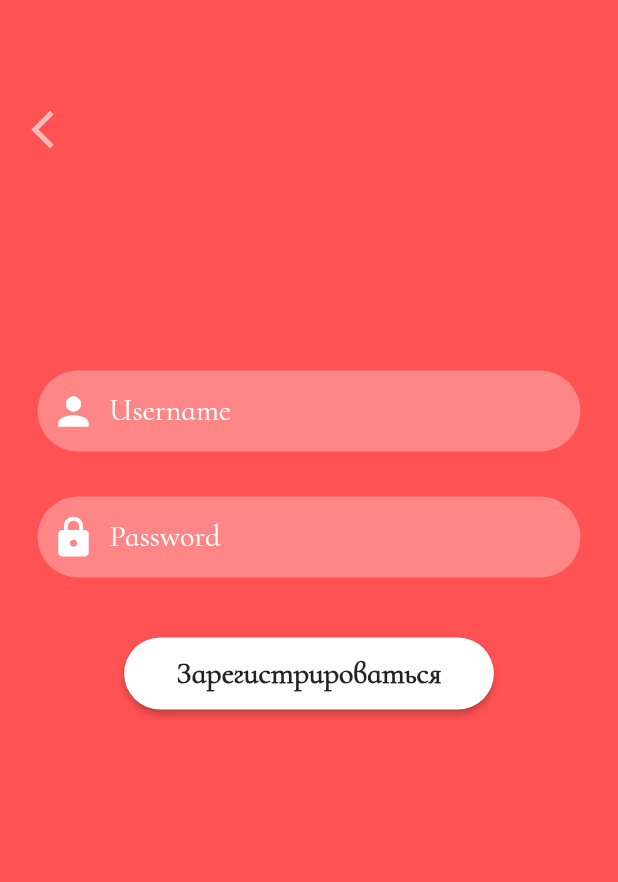
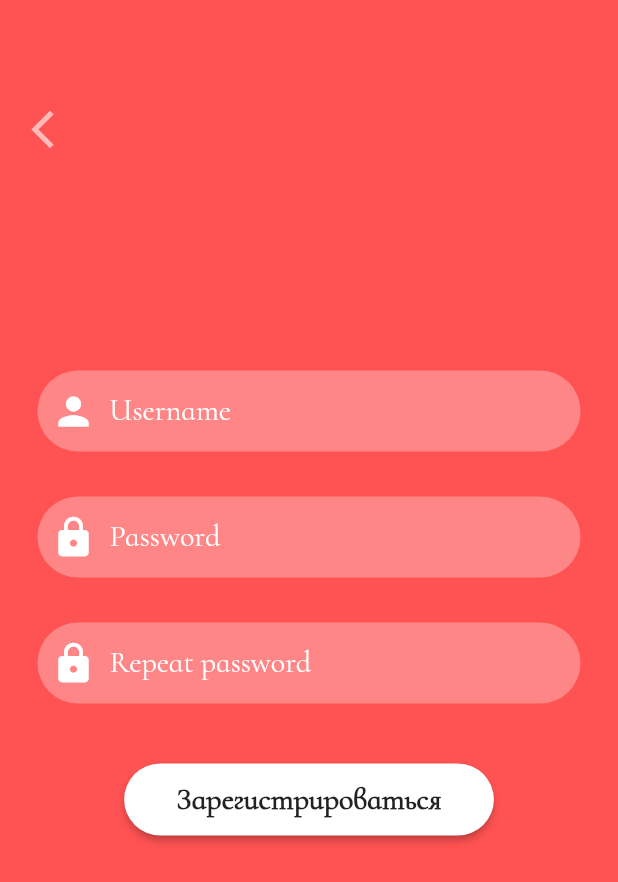
Before and after one commit to 88srzh/TODO_list, a Flutter app: the RegistrationPage screen opened by its route, after a tap on "Зарегистрироваться", on a phone screen of 412 x 824 dp. Shown: the top 882 px of the screen. Run offline on Flutter 3.47's test engine with Material 2 defaults, Android fonts, the phone set to English and light mode, and no system bars; our stand-ins replace firebase_auth, firebase_core, lottie, moor_flutter; missing offline and left inert: flutter_rounded_date_picker; accounts and stored records are empty; generated files the repository leaves out were written again; statements that could not run were skipped.

Commit message:
add some fix to registration page

```diff
--- a/lib/pages/loginPage.dart
+++ b/lib/pages/loginPage.dart
@@ -2,7 +2,6 @@ import 'dart:ui';
 import 'package:firebase_auth/firebase_auth.dart';
 import 'package:flutter/material.dart';
 import 'package:lottie/lottie.dart';
-import 'package:todo_list/pages/registration.dart';
 import 'package:todo_list/widgets/custom_button.dart';
 import 'package:todo_list/widgets/login_button.dart';
 
--- a/lib/pages/registration.dart
+++ b/lib/pages/registration.dart
@@ -13,6 +13,7 @@ class RegistrationPage extends StatefulWidget {
 class _RegistrationPageState extends State<RegistrationPage> {
   String email;
   String password;
+  String passwordRepeat;
   final _auth = FirebaseAuth.instance;
   final TextEditingController emailController = TextEditingController();
   final TextEditingController passwordController = TextEditingController();
@@ -89,6 +90,26 @@ class _RegistrationPageState extends State<RegistrationPage> {
                     ),
                   ),
                 ),
+                Padding(
+                  padding: const EdgeInsets.symmetric(
+                      vertical: 15.0, horizontal: 25.0),
+                  child: TextField(
+                    onChanged: (valueRepeat) {
+                      passwordRepeat = valueRepeat;
+                    },
+                    obscureText: true,
+                    keyboardType: TextInputType.visiblePassword,
+                    style: TextStyle(color: Colors.white, fontSize: 20),
+                    decoration: kTextFieldDecoration.copyWith(
+                      hintText: 'Repeat password',
+                      prefixIcon: Icon(
+                        Icons.lock,
+                        color: Colors.white,
+                        size: 30,
+                      ),
+                    ),
+                  ),
+                ),
                 SizedBox(
                   height: 25,
                 ),
@@ -98,7 +119,7 @@ class _RegistrationPageState extends State<RegistrationPage> {
                       final newUser =
                           await _auth.createUserWithEmailAndPassword(
                               email: email, password: password);
-                      if (newUser != null) {
+                      if (newUser != null && password == passwordRepeat) {
                         showDialog(
                             context: context,
                             child: Padding(
@@ -126,6 +147,11 @@ class _RegistrationPageState extends State<RegistrationPage> {
                               ),
                             ));
                       }
+                      else {
+                        showDialog(
+                          context: null
+                          );
+                      }
                     } catch (e) {
                       print(e);
                     }
```
